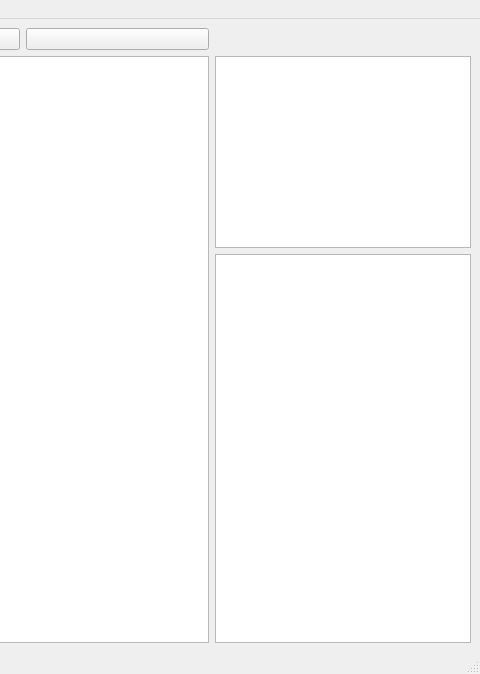
Old version of the form picannotate.ui in the repository ShutterSpeedLabs/PicAnnotate; both pictures show x 552 to 1032 and y 0 to 674 of the 1032 by 674 pixel window.
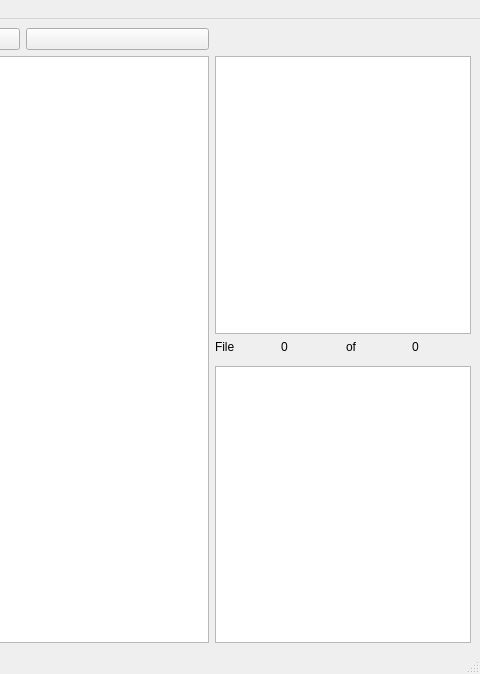
New version of the form. Icons and pictures are not drawn.

```diff
--- a/picannotate.ui
+++ b/picannotate.ui
@@ -14,7 +14,7 @@
    <string>PicAnnotate</string>
   </property>
   <widget class="QWidget" name="centralwidget">
-   <layout class="QGridLayout" name="gridLayout_2">
+   <layout class="QGridLayout" name="gridLayout">
     <item row="0" column="0">
      <layout class="QHBoxLayout" name="horizontalLayout">
       <item>
@@ -59,23 +59,47 @@
       </item>
      </layout>
     </item>
-    <item row="1" column="0">
-     <layout class="QGridLayout" name="gridLayout">
-      <item row="0" column="0">
-       <widget class="QGraphicsView" name="graphicsView"/>
+    <item row="2" column="1">
+     <layout class="QHBoxLayout" name="horizontalLayout_2">
+      <item>
+       <widget class="QLabel" name="label">
+        <property name="text">
+         <string>File</string>
+        </property>
+       </widget>
       </item>
-     </layout>
-    </item>
-    <item row="1" column="1">
-     <layout class="QVBoxLayout" name="verticalLayout">
-      <item alignment="Qt::AlignRight|Qt::AlignTop">
-       <widget class="QListView" name="listViewClass"/>
+      <item>
+       <widget class="QLabel" name="lblCurrentFileNumber">
+        <property name="text">
+         <string>0</string>
+        </property>
+       </widget>
       </item>
-      <item alignment="Qt::AlignRight">
-       <widget class="QListView" name="listViewFiles"/>
+      <item>
+       <widget class="QLabel" name="label_2">
+        <property name="text">
+         <string>of</string>
+        </property>
+       </widget>
       </item>
+      <item>
+       <widget class="QLabel" name="lblFilesInFolder">
+        <property name="text">
+         <string>0</string>
+        </property>
+       </widget>
+      </item>
      </layout>
     </item>
+    <item row="4" column="1" alignment="Qt::AlignRight">
+     <widget class="QListView" name="listViewFiles"/>
+    </item>
+    <item row="1" column="1" alignment="Qt::AlignRight">
+     <widget class="QListView" name="listViewClass"/>
+    </item>
+    <item row="1" column="0" rowspan="4">
+     <widget class="QGraphicsView" name="graphicsView"/>
+    </item>
    </layout>
   </widget>
   <widget class="QMenuBar" name="menubar">
```
